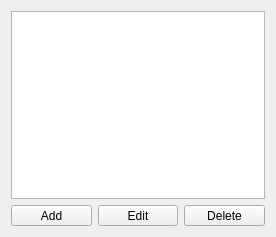
Above: src/editor/mapbox/mapboxpropertiesform.ui from timbaker/pzworlded before the change. Below: the same form after it.
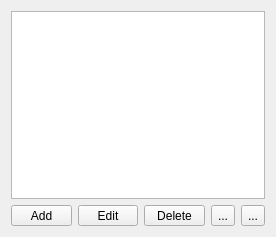
That is the form after the change. Icons and pictures are not drawn.

```diff
--- a/src/editor/mapbox/mapboxpropertiesform.ui
+++ b/src/editor/mapbox/mapboxpropertiesform.ui
@@ -64,6 +64,28 @@
        </property>
       </widget>
      </item>
+     <item>
+      <widget class="QToolButton" name="copyButton">
+       <property name="text">
+        <string>...</string>
+       </property>
+       <property name="icon">
+        <iconset resource="../editor.qrc">
+         <normaloff>:/images/16x16/edit-copy.png</normaloff>:/images/16x16/edit-copy.png</iconset>
+       </property>
+      </widget>
+     </item>
+     <item>
+      <widget class="QToolButton" name="pasteButton">
+       <property name="text">
+        <string>...</string>
+       </property>
+       <property name="icon">
+        <iconset resource="../editor.qrc">
+         <normaloff>:/images/16x16/edit-paste.png</normaloff>:/images/16x16/edit-paste.png</iconset>
+       </property>
+      </widget>
+     </item>
     </layout>
    </item>
   </layout>
```
Left out of the diff: 46 changed lines with no effect on the pictures.
